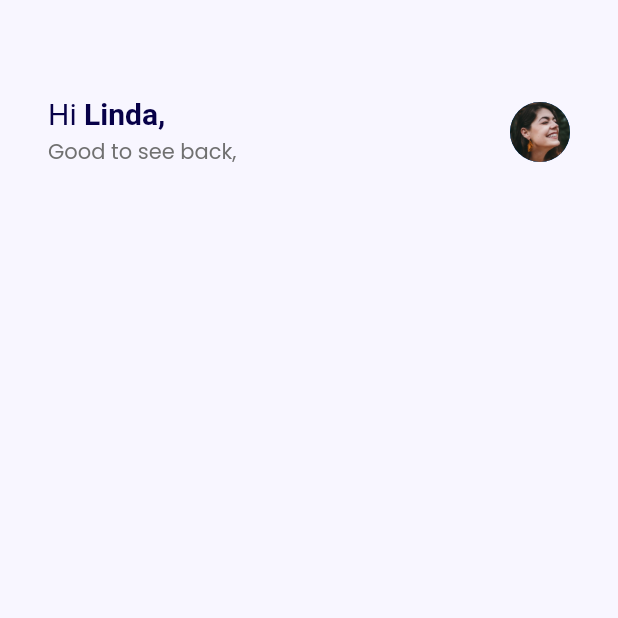
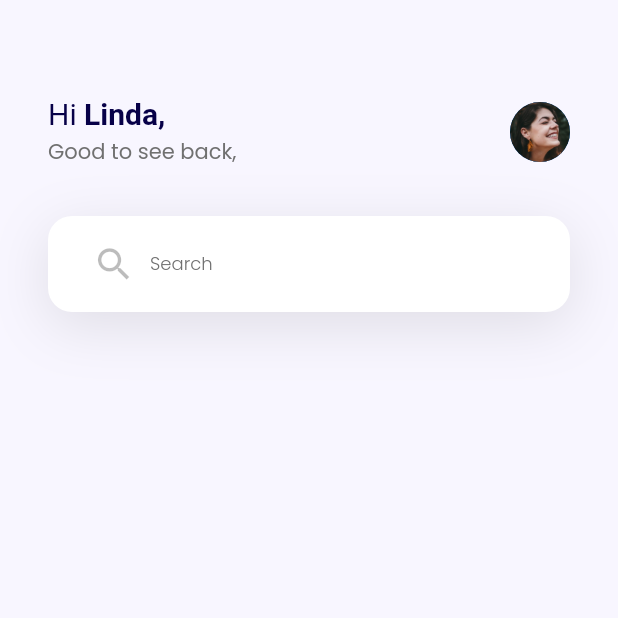
Before and after one commit to obumnwabude/headphones, a Flutter app: the screen it shows after launch, on a phone screen of 412 x 824 dp, the top half of it. Run offline on Flutter 3.47's test engine with Material 2 defaults, Android fonts, the phone set to English and light mode, and no system bars.

Commit message:
Implement Search Bar

```diff
--- a/lib/main.dart
+++ b/lib/main.dart
@@ -59,6 +59,38 @@ class HomeScreen extends StatelessWidget {
               )
             ],
           ),
+          const SizedBox(height: 32),
+          Container(
+            decoration: BoxDecoration(boxShadow: const [
+              BoxShadow(
+                offset: Offset(0, 9),
+                blurRadius: 32,
+                color: Color(0x1A000000),
+              )
+            ], color: Colors.white, borderRadius: BorderRadius.circular(16)),
+            height: 64,
+            padding: const EdgeInsets.symmetric(vertical: 16, horizontal: 32),
+            child: Row(
+              children: [
+                Opacity(
+                  opacity: 0.3,
+                  child: Transform.scale(
+                    scale: 1.2,
+                    child: const Icon(Icons.search),
+                  ),
+                ),
+                const SizedBox(width: 12),
+                const Text(
+                  'Search',
+                  style: TextStyle(
+                    fontSize: 12,
+                    color: kLightText,
+                    fontWeight: FontWeight.w300,
+                  ),
+                )
+              ],
+            ),
+          )
         ],
       ),
     );
```
